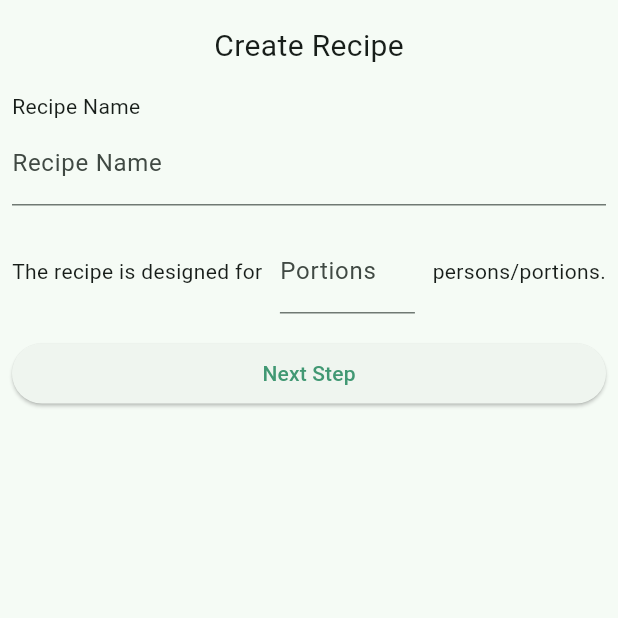
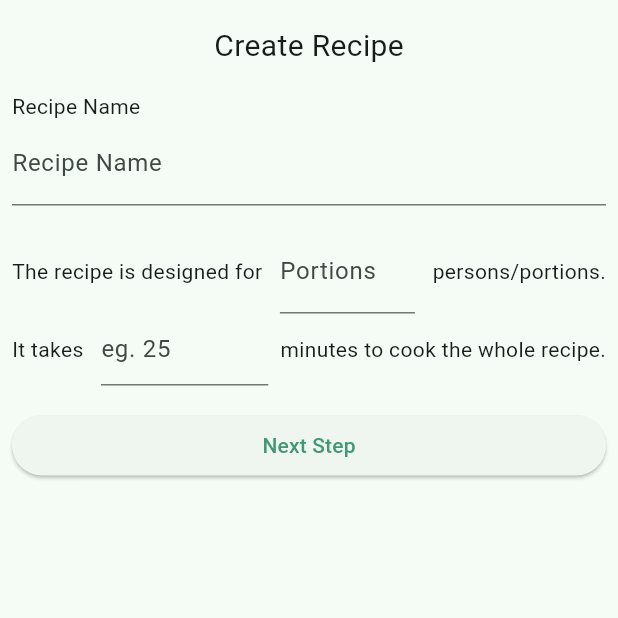
Before and after one commit to schweigerjonas/easy-recipe, a Flutter app: the SetRecipeInformation screen opened directly, on a phone screen of 412 x 824 dp, the top half of it. Run offline on Flutter 3.47's test engine with Material 3 defaults, Android fonts, the light colour scheme and no system bars; our stand-ins replace firebase_auth, firebase_core, flutter_html, go_router, material_design_icons_flutter, multi_select_flutter; missing offline and left inert: firebase_ui_auth; accounts and stored records are empty; network calls fail.

Commit message:
Add functionality to input time for recipe

```diff
--- a/lib/creation_model.dart
+++ b/lib/creation_model.dart
@@ -3,9 +3,10 @@ import 'package:flutter/material.dart';
 class CreationModel extends ChangeNotifier {
   int currentPageIndex = 0;
 
+
+
   void setPageIndex(int index) {
     currentPageIndex = index;
-
     notifyListeners();
   }
 
--- a/lib/set_recipe_information.dart
+++ b/lib/set_recipe_information.dart
@@ -14,6 +14,7 @@ class SetRecipeInformation extends StatefulWidget {
 class _SetRecipeInformationState extends State<SetRecipeInformation> {
   final recipeNameController = TextEditingController();
   final portionController = TextEditingController();
+  final timeController = TextEditingController();
 
   List<DynamicWidget> dynamicTextFields = [];
   List<String> ingredientsData = [];
@@ -63,6 +64,23 @@ class _SetRecipeInformationState extends State<SetRecipeInformation> {
                       const Text(' persons/portions.'),
                     ],
                   ),
+                  Row(
+                    children: [
+                      const Text('It takes '),
+                      Expanded(
+                        child: Padding(
+                          padding: const EdgeInsets.symmetric(horizontal: 8.0),
+                          child: TextField(
+                            decoration: const InputDecoration(
+                              hintText: 'eg. 25',
+                            ),
+                            controller: timeController,
+                          ),
+                        ),
+                      ),
+                      const Text('minutes to cook the whole recipe.'),
+                    ],
+                  ),
                   const SizedBox(height: 16.0),
                   ElevatedButton(
                     onPressed: () {
```
